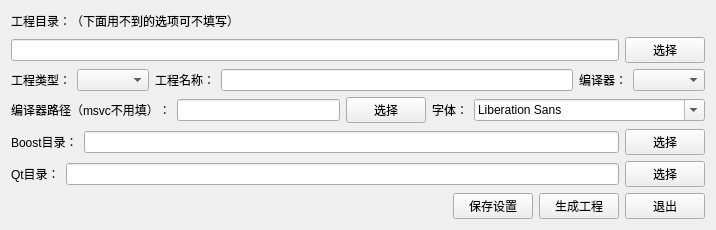
Qt form MainWidget.ui (taynpg/quick-cpp) before a commit.
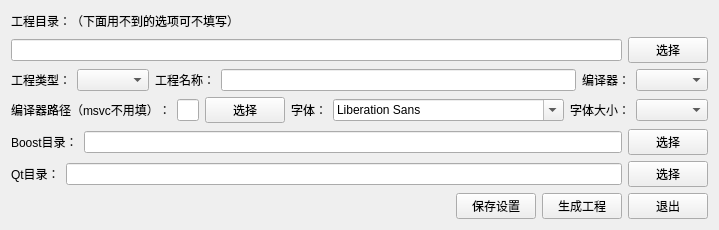
The same form after that commit.

The edit to the form file:
```diff
--- a/MainWidget.ui
+++ b/MainWidget.ui
@@ -121,6 +121,16 @@
      <item>
       <widget class="QFontComboBox" name="fontComboBox"/>
      </item>
+     <item>
+      <widget class="QLabel" name="label_3">
+       <property name="text">
+        <string>字体大小：</string>
+       </property>
+      </widget>
+     </item>
+     <item>
+      <widget class="QComboBox" name="cbFontSize"/>
+     </item>
     </layout>
    </item>
    <item>
```
Left out of the diff: 4 changed lines with no effect on the pictures.
